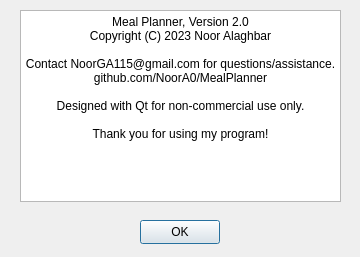
Above: qtfolder/MealPlanner/attributionsdialogue.ui from NoorA0/MealPlanner before the change. Below: the same form after it.
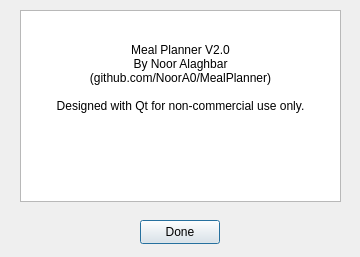
That is the form after the change.

```diff
--- a/qtfolder/MealPlanner/attributionsdialogue.ui
+++ b/qtfolder/MealPlanner/attributionsdialogue.ui
@@ -30,15 +30,14 @@
 li.unchecked::marker { content: &quot;\2610&quot;; }
 li.checked::marker { content: &quot;\2612&quot;; }
 &lt;/style&gt;&lt;/head&gt;&lt;body style=&quot; font-family:'Segoe UI'; font-size:9pt; font-weight:400; font-style:normal;&quot;&gt;
-&lt;p align=&quot;center&quot; style=&quot; margin-top:0px; margin-bottom:0px; margin-left:0px; margin-right:0px; -qt-block-indent:0; text-indent:0px;&quot;&gt;Meal Planner, Version 2.0&lt;/p&gt;
-&lt;p align=&quot;center&quot; style=&quot; margin-top:0px; margin-bottom:0px; margin-left:0px; margin-right:0px; -qt-block-indent:0; text-indent:0px;&quot;&gt;Copyright (C) 2023 Noor Alaghbar&lt;/p&gt;
 &lt;p style=&quot;-qt-paragraph-type:empty; margin-top:0px; margin-bottom:0px; margin-left:0px; margin-right:0px; -qt-block-indent:0; text-indent:0px;&quot;&gt;&lt;br /&gt;&lt;/p&gt;
-&lt;p align=&quot;center&quot; style=&quot; margin-top:0px; margin-bottom:0px; margin-left:0px; margin-right:0px; -qt-block-indent:0; text-indent:0px;&quot;&gt;Contact NoorGA115@gmail.com for questions/assistance.&lt;/p&gt;
-&lt;p align=&quot;center&quot; style=&quot; margin-top:0px; margin-bottom:0px; margin-left:0px; margin-right:0px; -qt-block-indent:0; text-indent:0px;&quot;&gt;github.com/NoorA0/MealPlanner&lt;/p&gt;
+&lt;p style=&quot;-qt-paragraph-type:empty; margin-top:0px; margin-bottom:0px; margin-left:0px; margin-right:0px; -qt-block-indent:0; text-indent:0px;&quot;&gt;&lt;br /&gt;&lt;/p&gt;
+&lt;p align=&quot;center&quot; style=&quot; margin-top:0px; margin-bottom:0px; margin-left:0px; margin-right:0px; -qt-block-indent:0; text-indent:0px;&quot;&gt;Meal Planner V2.0&lt;/p&gt;
+&lt;p align=&quot;center&quot; style=&quot; margin-top:0px; margin-bottom:0px; margin-left:0px; margin-right:0px; -qt-block-indent:0; text-indent:0px;&quot;&gt;By Noor Alaghbar&lt;/p&gt;
+&lt;p align=&quot;center&quot; style=&quot; margin-top:0px; margin-bottom:0px; margin-left:0px; margin-right:0px; -qt-block-indent:0; text-indent:0px;&quot;&gt;(github.com/NoorA0/MealPlanner)&lt;/p&gt;
 &lt;p align=&quot;center&quot; style=&quot;-qt-paragraph-type:empty; margin-top:0px; margin-bottom:0px; margin-left:0px; margin-right:0px; -qt-block-indent:0; text-indent:0px;&quot;&gt;&lt;br /&gt;&lt;/p&gt;
 &lt;p align=&quot;center&quot; style=&quot; margin-top:0px; margin-bottom:0px; margin-left:0px; margin-right:0px; -qt-block-indent:0; text-indent:0px;&quot;&gt;Designed with Qt for non-commercial use only.&lt;/p&gt;
-&lt;p align=&quot;center&quot; style=&quot;-qt-paragraph-type:empty; margin-top:0px; margin-bottom:0px; margin-left:0px; margin-right:0px; -qt-block-indent:0; text-indent:0px;&quot;&gt;&lt;br /&gt;&lt;/p&gt;
-&lt;p align=&quot;center&quot; style=&quot; margin-top:0px; margin-bottom:0px; margin-left:0px; margin-right:0px; -qt-block-indent:0; text-indent:0px;&quot;&gt;Thank you for using my program!&lt;/p&gt;&lt;/body&gt;&lt;/html&gt;</string>
+&lt;p align=&quot;center&quot; style=&quot;-qt-paragraph-type:empty; margin-top:0px; margin-bottom:0px; margin-left:0px; margin-right:0px; -qt-block-indent:0; text-indent:0px;&quot;&gt;&lt;br /&gt;&lt;/p&gt;&lt;/body&gt;&lt;/html&gt;</string>
    </property>
   </widget>
   <widget class="QPushButton" name="pushButton">
@@ -51,7 +50,7 @@
     </rect>
    </property>
    <property name="text">
-    <string>OK</string>
+    <string>Done</string>
    </property>
   </widget>
  </widget>
```
Left out of the diff: 2 changed lines with no effect on the pictures.
